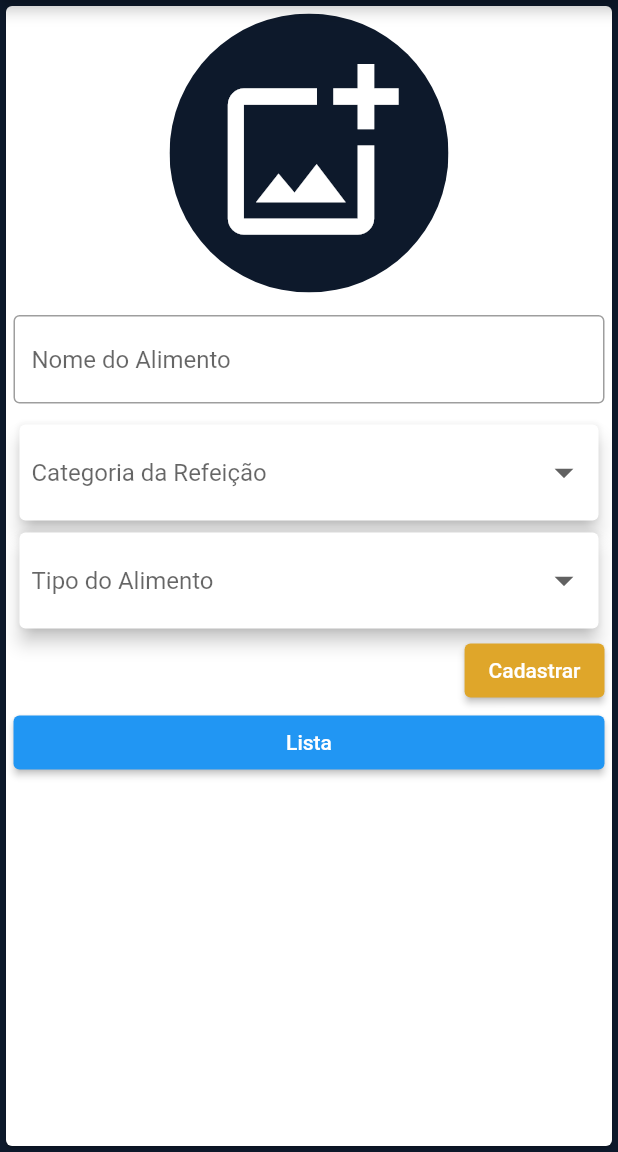
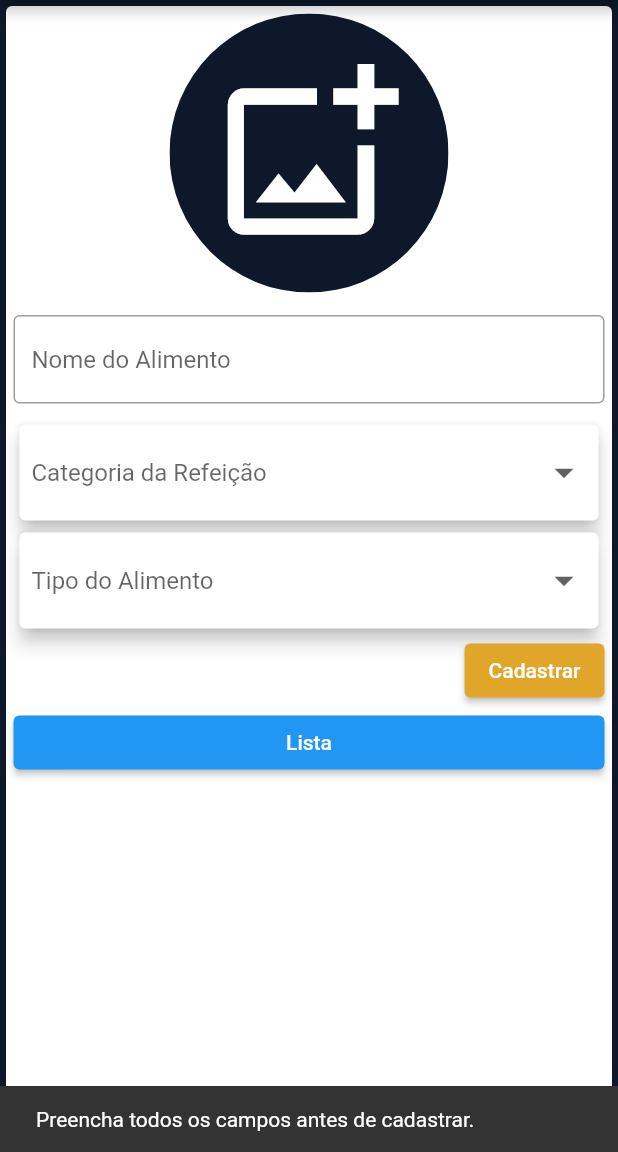
Before and after one commit to Medinagui/Flutter_AppNutricaov2, a Flutter app: the TestesScreen screen opened directly, after a tap on "Cadastrar", on a phone screen of 412 x 824 dp, the part 84-1236 px from its top. Run offline on Flutter 3.47's test engine with Material 2 defaults, Android fonts, the phone set to English and light mode, and no system bars; our stand-ins replace image_picker, sqflite; accounts and stored records are empty.

```diff
--- a/appnutricaov2/lib/components/forms/cadastro_alimento_form.dart
+++ b/appnutricaov2/lib/components/forms/cadastro_alimento_form.dart
@@ -22,16 +22,17 @@ Alimento? alimentoCadastrado;
 class _CadastroAlimentoFormState extends State<CadastroAlimentoForm> {
   final TextEditingController _nomeController = TextEditingController();
 
-    @override
-  void initState(){
+  @override
+  void initState() {
     super.initState();
     setState(() {
-    categoriaRefeicao = null;
-    tipoAlimento = null;
+      categoriaRefeicao = null;
+      tipoAlimento = null;
     });
   }
 
-  Future<void> createAlimento(String nome,String fotoBytes, String categoria, String tipo) async {
+  Future<void> createAlimento(
+      String nome, String fotoBytes, String categoria, String tipo) async {
     await SQLHelperAlimentos.createItem(nome, fotoBytes, categoria, tipo);
     debugPrint('cadastrado!');
   }
@@ -121,9 +122,19 @@ class _CadastroAlimentoFormState extends State<CadastroAlimentoForm> {
           children: [
             ElevatedButton(
               onPressed: () {
-                createAlimento(_nomeController.text, selectedImage!.path, tipoAlimento!,categoriaRefeicao!);
+                if (_nomeController.text == '' ||
+                    selectedImage!.path == '' ||
+                    tipoAlimento == null ||
+                    categoriaRefeicao == null)
+                    {
+                      var mensagem = const SnackBar(content: Text('Preencha todos os campos antes de cadastrar.'),);
+                      ScaffoldMessenger.of(context).showSnackBar(mensagem);
+                      return;
+                    }
+                  createAlimento(_nomeController.text, selectedImage!.path,
+                      tipoAlimento!, categoriaRefeicao!);
                 Navigator.pushReplacementNamed(context, '/cadastroUpdated');
-                },
+              },
               style: ButtonStyle(
                   backgroundColor: MaterialStateProperty.all(
                       colorsOne.colorScheme.secondary)),
```
Also changed, not shown: appnutricaov2/lib/screens/edit_records.dart (+25 -5 lines).
